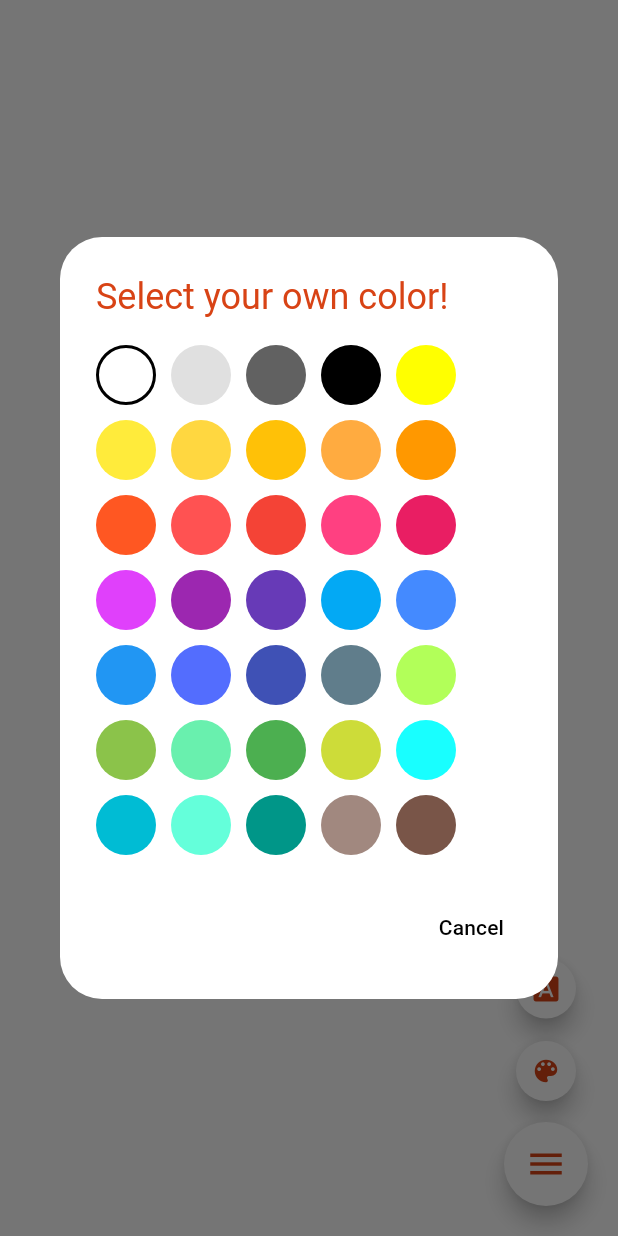
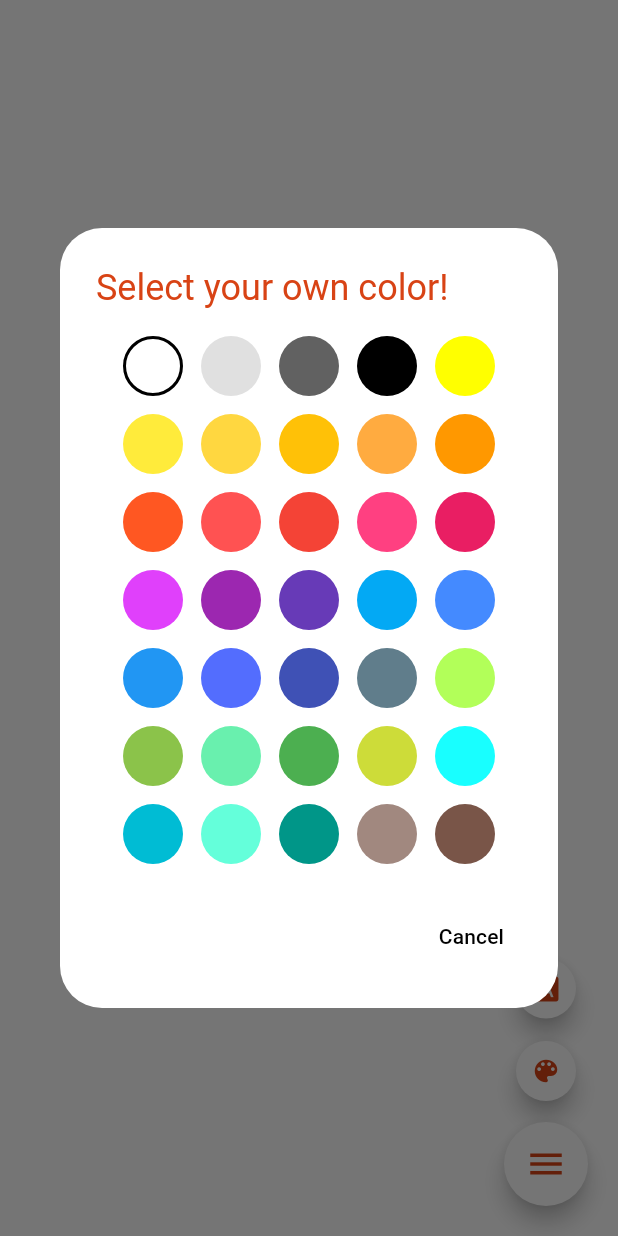
Before and after one commit to DallaquaDiego/screen_color_changer, a Flutter app: the screen it shows after launch, after a tap on the "menu" icon, after a tap on the "color lens" icon, on a phone screen of 412 x 824 dp. Run offline on Flutter 3.47's test engine with Material 3 defaults, Android fonts, the light colour scheme and no system bars.

Commit message:
Updated on 27/05 at 20:30
Adjusting the color display of the Color Picker Dialog widget

```diff
--- a/lib/widgets/color_picker_dialog.dart
+++ b/lib/widgets/color_picker_dialog.dart
@@ -57,11 +57,13 @@ Future<void> showCustomColorPicker({
             color: Color(0xFFD84315),
           ),
         ),
-        // List of color options displayed as circular swatches
+        // Centralized grid of color options
         content: SingleChildScrollView(
+          child: Center(
             child: Wrap(
-            spacing: 10,
-            runSpacing: 10,
+              spacing: 12,
+              runSpacing: 12,
+              alignment: WrapAlignment.center,
               children: colorOptions.map((color) {
                 return GestureDetector(
                   onTap: () {
@@ -87,6 +89,8 @@ Future<void> showCustomColorPicker({
               }).toList(),
             ),
           ),
+        ),
+
         actions: [
           TextButton(
             onPressed: () => Navigator.of(context).pop(),
```
Lines whose indentation alone changed are shown as unchanged.
